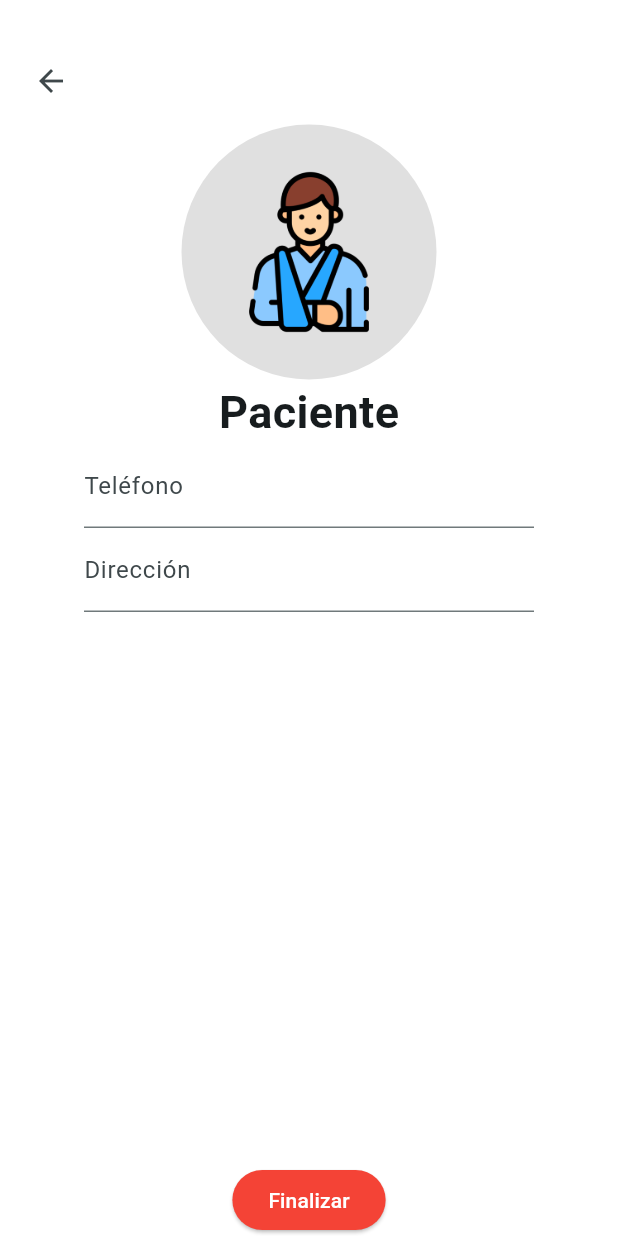
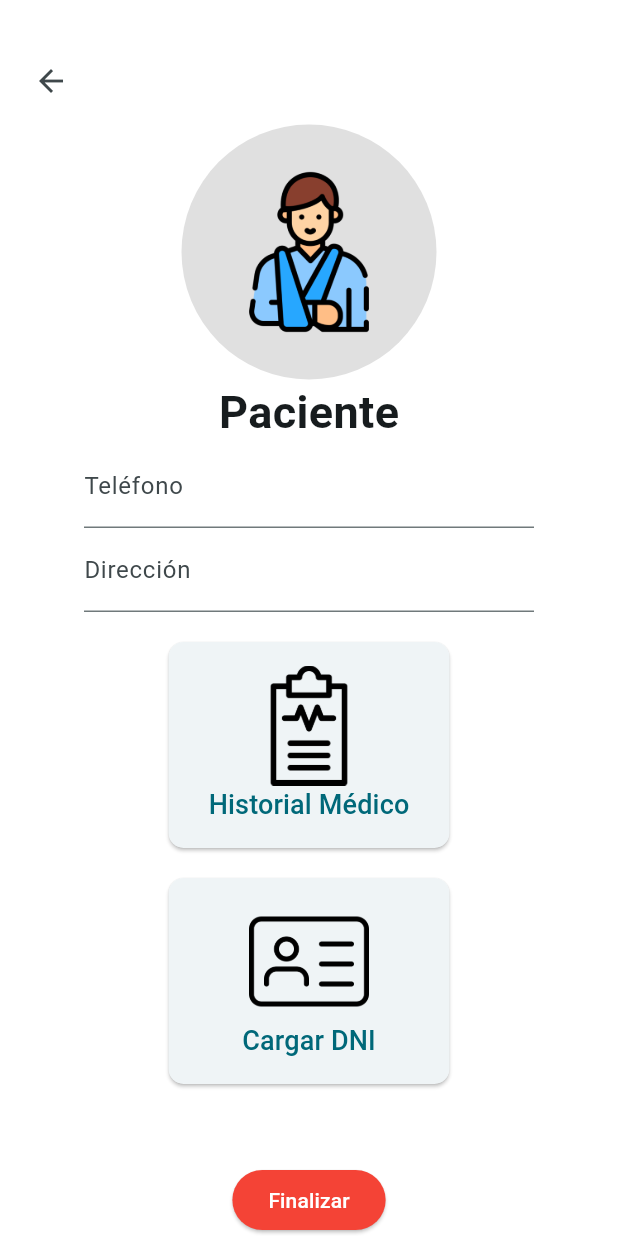
Before and after one commit to quevedito2/dockseekerapp, a Flutter app: the CargaArchivoPaciente screen opened by its route, on a phone screen of 412 x 824 dp. Run offline on Flutter 3.47's test engine with Material 2 defaults, Android fonts, the light colour scheme and no system bars; our stand-ins replace card_swiper, file_picker, go_router.

Commit message:
Upload file buttons

```diff
--- a/lib/screens/carga_archivo_paciente.dart
+++ b/lib/screens/carga_archivo_paciente.dart
@@ -1,4 +1,5 @@
 import 'package:dockseekerapp/router/app_router.dart';
+import 'package:file_picker/file_picker.dart';
 import 'package:flutter/material.dart';
 
 class CargaArchivoPaciente extends StatelessWidget {
@@ -9,8 +10,7 @@ class CargaArchivoPaciente extends StatelessWidget {
     return Scaffold(
       body: Container(
         color: Colors.white,
-        child: Column(
-          children: [
+        child: Column(children: [
           Padding(
             padding: const EdgeInsets.only(top: 30, left: 10),
             child: Align(
@@ -59,6 +59,70 @@ class CargaArchivoPaciente extends StatelessWidget {
             ),
           ),
           const SizedBox(height: 20),
+          //const Spacer(),
+          Container(
+            width: MediaQuery.of(context).size.width / 2.2,
+            height: MediaQuery.of(context).size.height / 6,
+            child: ElevatedButton(
+                onPressed: () async {
+                  FilePickerResult? result =
+                      await FilePicker.platform.pickFiles();
+                  if (result != null) {
+                    PlatformFile file = result.files.first;
+                    print('Nombre del archivo: ${file.name}');
+                    print('Tamaño del archivo: ${file.size}');
+                    print('Extensión del archivo: ${file.extension}');
+                    print('Ruta del archivo: ${file.path}');
+                  } else {
+                    // User canceled the picker
+                  }
+                },
+                style: ElevatedButton.styleFrom(
+                  shape: RoundedRectangleBorder(
+                      borderRadius: BorderRadius.circular(10)),
+                ),
+                child: Column(
+                  mainAxisAlignment: MainAxisAlignment.center,
+                  children: <Widget>[
+                    //Icon(Icons.upload_file, size: 80),
+                    Image(image: AssetImage('assets/medical-report.png'), width: 80),
+                    SizedBox(width: 10),
+                    Text('Historial Médico', style: TextStyle(fontSize: 18)),
+                  ],
+                )),
+          ),
+          const SizedBox(height: 20),
+          Container(
+            width: MediaQuery.of(context).size.width / 2.2,
+            height: MediaQuery.of(context).size.height / 6,
+            child: ElevatedButton(
+                onPressed: () async {
+                  FilePickerResult? result =
+                      await FilePicker.platform.pickFiles();
+                  if (result != null) {
+                    PlatformFile file = result.files.first;
+                    print('Nombre del archivo: ${file.name}');
+                    print('Tamaño del archivo: ${file.size}');
+                    print('Extensión del archivo: ${file.extension}');
+                    print('Ruta del archivo: ${file.path}');
+                  } else {
+                    // User canceled the picker
+                  }
+                },
+                style: ElevatedButton.styleFrom(
+                  shape: RoundedRectangleBorder(
+                      borderRadius: BorderRadius.circular(10)),
+                ),
+                child: Column(
+                  mainAxisAlignment: MainAxisAlignment.center,
+                  children: <Widget>[
+                    //Icon(Icons.upload_file, size: 80),
+                    Image(image: AssetImage('assets/id-card.png'), width: 80),
+                    SizedBox(width: 10),
+                    Text('Cargar DNI', style: TextStyle(fontSize: 18)),
+                  ],
+                )),
+          ),
           const Spacer(),
           ElevatedButton(
             style: const ButtonStyle(
@@ -67,11 +131,10 @@ class CargaArchivoPaciente extends StatelessWidget {
             onPressed: () {
               appRouter.push('/home');
             },
-              child: const Text('Finalizar',
-                  style: TextStyle(color: Colors.white)),
+            child:
+                const Text('Finalizar', style: TextStyle(color: Colors.white)),
           ),
-          ],
-        ),
+        ]),
       ),
     );
   }
--- a/lib/screens/form_signup_screen.dart
+++ b/lib/screens/form_signup_screen.dart
@@ -65,7 +65,7 @@ class FormSignUpScreen extends StatelessWidget {
                 ],
               ),
             ),
-            const SizedBox(height: 160),
+            const SizedBox(height: 130),
 
             //const Spacer(),
             ElevatedButton(
--- a/lib/screens/home.dart
+++ b/lib/screens/home.dart
@@ -113,7 +113,7 @@ class HomeScreen extends StatelessWidget {
                   child: Column(
                     children: <Widget>[
                       Image.asset('assets/asistencia.png'),
-                      Text('Sacar Cita'),
+                      Text('Asistencia'),
                     ],
                   ),
                 ),
@@ -124,7 +124,7 @@ class HomeScreen extends StatelessWidget {
                   child: Column(
                     children: <Widget>[
                       Image.asset('assets/vacunas.png'),
-                      Text('Sacar Cita'),
+                      Text('Vacunas'),
                     ],
                   ),
                 ),
@@ -163,7 +163,7 @@ class HomeScreen extends StatelessWidget {
                   child: Column(
                     children: <Widget>[
                       Image.asset('assets/consultoria.png'),
-                      Text('Consultoria'),
+                      Text('Consultoría'),
                     ],
                   ),
                 ),
--- a/pubspec.yaml
+++ b/pubspec.yaml
@@ -30,6 +30,7 @@ environment:
 dependencies:
   card_swiper: ^3.0.1
   cupertino_icons: ^1.0.2
+  file_picker: ^5.5.0
   flutter:
     sdk: flutter
   go_router: ^10.1.0
```
Also changed, not shown: lib/screens/favoritos.dart (added, +14 -0 lines), assets/id-card.png (added), assets/medical-report.png (added), pubspec.lock. Lines whose indentation alone changed are shown as unchanged.
